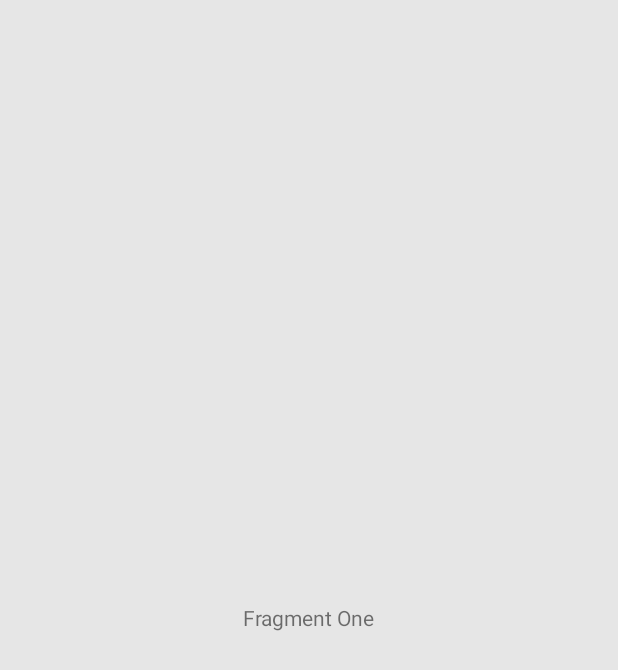
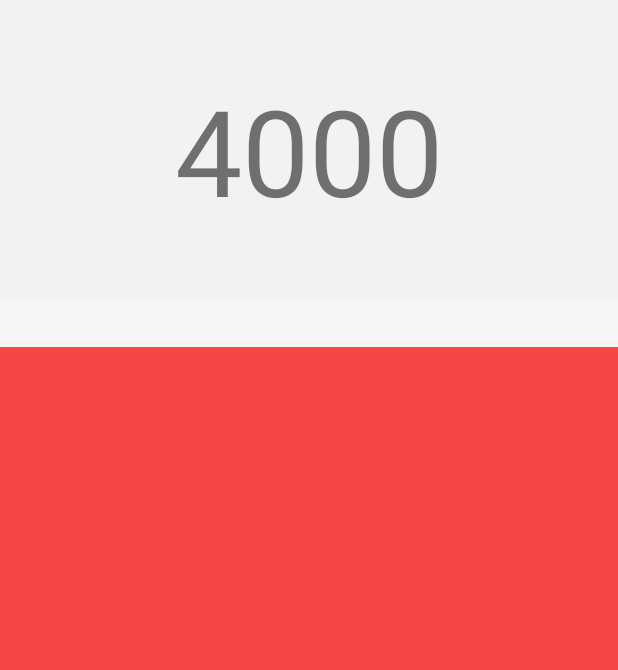
Before and after one commit to farmstyle1/plan-me, an Android app: the screen it shows after launch (MainActivity), on a phone screen of 412 x 824 dp. Before the commit the part shown is almost empty. Shown: the top 670 px of the screen. Run offline under Robolectric (Android 15) with nearby library versions, the phone set to English and light mode, and no system bars.

Commit message:
add View Pager

```diff
--- a/app/src/main/java/com/pinbook/planme/Adapter/DayAdapter.java
+++ b/app/src/main/java/com/pinbook/planme/Adapter/DayAdapter.java
@@ -1,16 +1,18 @@
 package com.pinbook.planme.Adapter;
 
+import android.os.Bundle;
 import android.support.v4.app.Fragment;
 import android.support.v4.app.FragmentManager;
-import android.support.v4.app.FragmentPagerAdapter;
+import android.support.v4.app.FragmentStatePagerAdapter;
 
-import com.pinbook.planme.Fragment.FragmentOne;
-import com.pinbook.planme.Fragment.FragmentTwo;
+import com.pinbook.planme.Fragment.FragmentDay;
+import com.pinbook.planme.MainActivity;
 
 
-public class DayAdapter extends FragmentPagerAdapter {
+public class DayAdapter extends FragmentStatePagerAdapter{
 
-    private final int PAGE_NUM = 2;
+    public static final String ARGS_POSITION = "name";
+    private final int PAGE_NUM = 31;
 
     public DayAdapter(FragmentManager fm) {
         super(fm);
@@ -18,12 +20,12 @@ public class DayAdapter extends FragmentPagerAdapter {
 
     @Override
     public Fragment getItem(int position) {
-        if(position==0){
-            return new FragmentOne();
-        }else if(position==1){
-            return new FragmentTwo();
-        }
-        return null;
+        Fragment fragment = new FragmentDay();
+        Bundle Arg = new Bundle();
+        Arg.putInt(ARGS_POSITION,position);
+        fragment.setArguments(Arg);
+
+        return fragment;
     }
 
     @Override
--- /dev/null
+++ b/app/src/main/java/com/pinbook/planme/Fragment/FragmentDay.java
@@ -0,0 +1,50 @@
+package com.pinbook.planme.Fragment;
+
+import android.graphics.Color;
+import android.os.Bundle;
+import android.support.v4.app.Fragment;
+import android.view.LayoutInflater;
+import android.view.View;
+import android.view.ViewGroup;
+import android.widget.LinearLayout;
+import android.widget.TextView;
+
+import com.pinbook.planme.Adapter.DayAdapter;
+import com.pinbook.planme.R;
+
+
+public class FragmentDay extends Fragment {
+
+
+    @Override
+    public View onCreateView(LayoutInflater inflater, ViewGroup container, Bundle savedInstanceState) {
+
+
+        int position = 0;
+        int[] color = {
+                Color.rgb(0xF6, 0x47, 0x47), // #F64747
+                Color.rgb(0x9A, 0x12, 0xB3), // #9A12B3
+                Color.rgb(0x22, 0xA7, 0xF0), // #22A7F0
+                Color.rgb(0x4B, 0x77, 0xBE), // #4B77BE
+                Color.rgb(0x1B, 0xBC, 0x9B), // #1BBC9B
+                Color.rgb(0xF2, 0x79, 0x35)  // #F27935
+        };
+        final String name[] ={
+                "John Doe", "Jane Doe", "Chuck Norris", "Janie Roe", "James Roe"
+        };
+
+        Bundle bundle = getArguments();
+        position = bundle.getInt(DayAdapter.ARGS_POSITION);
+
+
+        ViewGroup rootView = (ViewGroup)inflater.inflate(R.layout.fragment_day,container,false);
+        TextView greeting = (TextView)rootView.findViewById(R.id.greeting);
+        LinearLayout linearLayout = (LinearLayout)rootView.findViewById(R.id.linear_layout);
+
+        linearLayout.setBackgroundColor(color[position%color.length]);
+
+
+
+        return rootView;
+    }
+}
--- a/app/src/main/java/com/pinbook/planme/Fragment/FragmentOne.java
+++ b/app/src/main/java/com/pinbook/planme/Fragment/FragmentOne.java
@@ -11,6 +11,8 @@ import com.pinbook.planme.R;
 
 public class FragmentOne extends Fragment {
 
+
+
     @Override
     public View onCreateView(LayoutInflater inflater, ViewGroup container, Bundle savedInstanceState) {
         View rootView = inflater.inflate(R.layout.fragment_one,container,false);
--- a/app/src/main/java/com/pinbook/planme/MainActivity.java
+++ b/app/src/main/java/com/pinbook/planme/MainActivity.java
@@ -1,11 +1,13 @@
 package com.pinbook.planme;
 
 
+import android.graphics.Color;
 import android.support.v4.app.FragmentActivity;
 import android.os.Bundle;
 import android.support.v4.view.ViewPager;
+import com.pinbook.planme.Adapter.DayAdapter;
 
-import com.pinbook.planme.Adapter.DayAdapter;
+
 
 public class MainActivity extends FragmentActivity {
 
@@ -16,9 +18,11 @@ public class MainActivity extends FragmentActivity {
         super.onCreate(savedInstanceState);
         setContentView(R.layout.activity_main);
 
+        ViewPager viewPager = (ViewPager)findViewById(R.id.pager);
         DayAdapter adapter = new DayAdapter(getSupportFragmentManager());
-        pager = (ViewPager)findViewById(R.id.pager);
-        pager.setAdapter(adapter);
+        viewPager.setAdapter(adapter);
+
+
 
     }
 }
--- a/app/src/main/res/layout/activity_main.xml
+++ b/app/src/main/res/layout/activity_main.xml
@@ -3,12 +3,33 @@
     android:layout_width="match_parent"
     android:layout_height="match_parent"
     android:background="#f2f2f2"
-    tools:context="${relativePackage}.${activityClass}" >
+    tools:context="${relativePackage}.${activityClass}">
+    <TextView
+        android:id="@+id/header"
+        android:layout_width="fill_parent"
+        android:layout_height="200dp"
+        android:text="4000"
+        android:textSize="80sp"
+        android:gravity="center">
 
+
+    </TextView>
     <android.support.v4.view.ViewPager
         android:id="@+id/pager"
+        android:layout_below="@+id/header"
         android:layout_width="match_parent"
         android:layout_height="match_parent"
-        android:background="#ffffff" />
+        android:background="@color/colorPrimary">
 
+        <android.support.v4.view.PagerTitleStrip
+            android:id="@+id/pager_title_strip"
+            android:layout_width="match_parent"
+            android:layout_height="wrap_content"
+            android:layout_gravity="top"
+            android:background="#f6f6f6"
+            android:paddingBottom="4dp"
+            android:paddingTop="8dp"
+            android:textColor="#fff" />
+
+    </android.support.v4.view.ViewPager>
 </RelativeLayout>
--- /dev/null
+++ b/app/src/main/res/layout/fragment_day.xml
@@ -0,0 +1,15 @@
+<LinearLayout xmlns:android="http://schemas.android.com/apk/res/android"
+    android:id="@+id/linear_layout"
+    android:orientation="vertical"
+    android:gravity="center"
+    android:layout_width="match_parent"
+    android:layout_height="match_parent">
+
+    <TextView
+        android:layout_width="wrap_content"
+        android:layout_height="wrap_content"
+        android:id="@+id/greeting"
+        android:textColor="@android:color/white"
+        android:textSize="32sp" />
+
+</LinearLayout>
```
Also changed, not shown: 27 other files.
